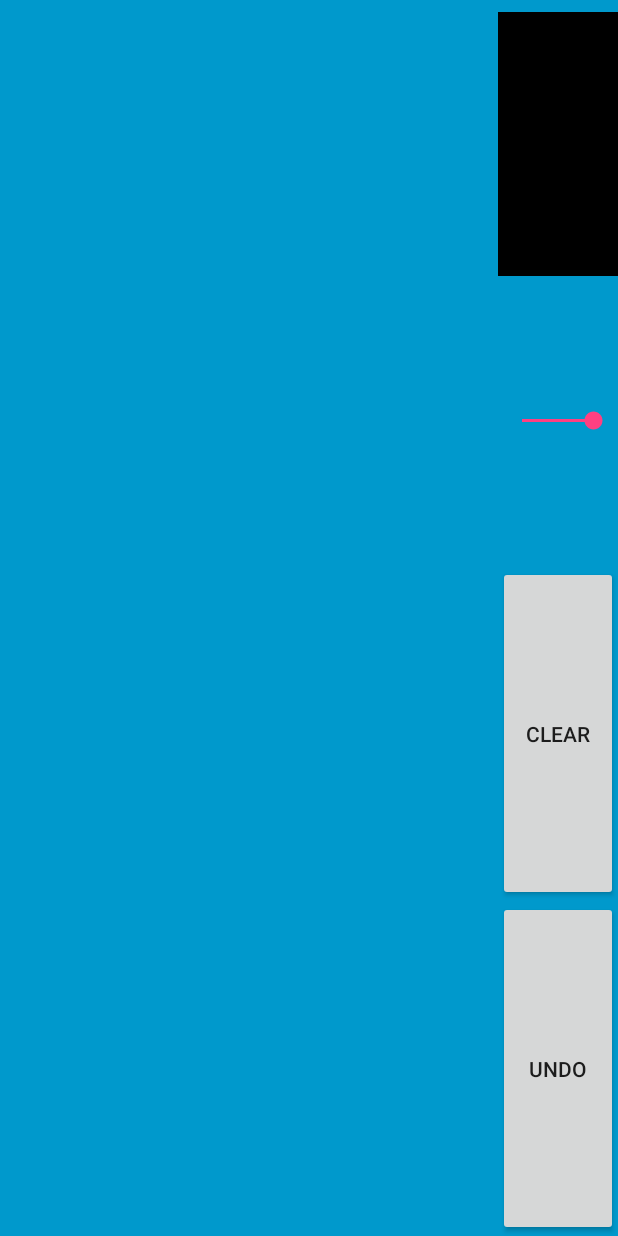
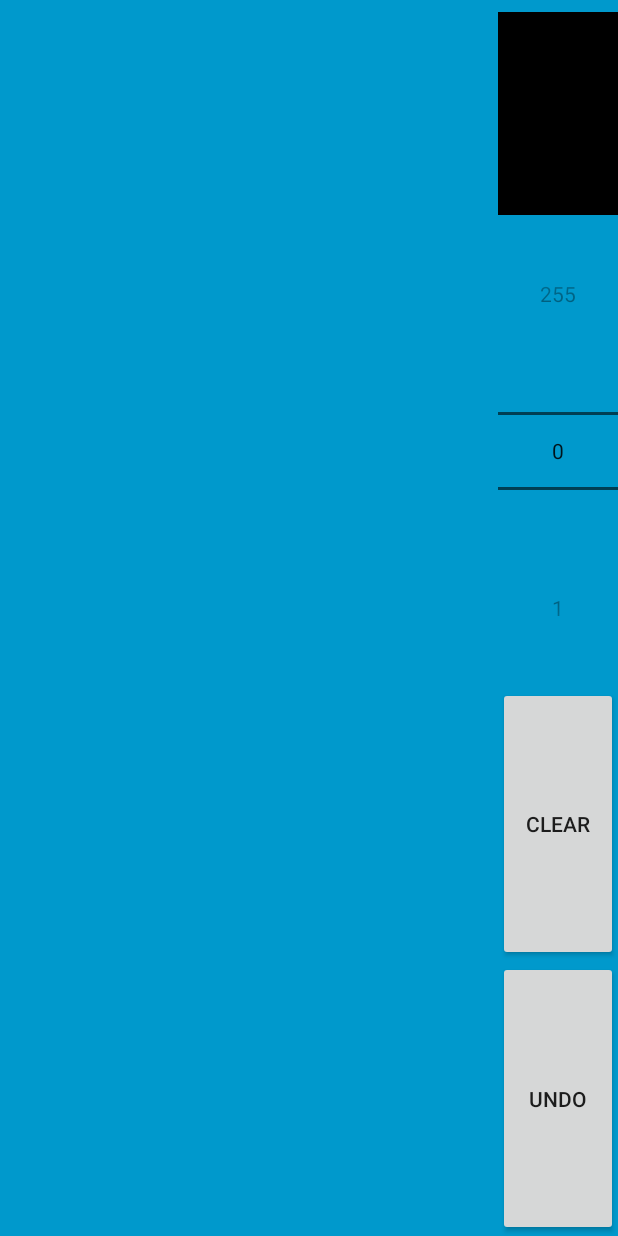
Before and after one commit to mgree/carving-factory, an Android app: the screen it shows after launch (DrawingActivity), on a phone screen of 412 x 824 dp. Run offline under Robolectric (Android 15) with nearby library versions, the phone set to English and light mode, and no system bars.

Commit message:
SeekBar for controlling alpha value replaced with a NumberPicker with min value of 0 and max value of 255.

```diff
--- a/app/src/main/java/com/labgmail/pomona/greenberg/cnccarvingfactory/DrawingActivity.java
+++ b/app/src/main/java/com/labgmail/pomona/greenberg/cnccarvingfactory/DrawingActivity.java
@@ -10,6 +10,7 @@ import android.util.Log;
 import android.view.MotionEvent;
 import android.view.View;
 import android.widget.ImageView;
+import android.widget.NumberPicker;
 import android.widget.SeekBar;
 
 import java.io.FileInputStream;
@@ -108,7 +109,9 @@ public class DrawingActivity extends AppCompatActivity {
         mControlsView = findViewById(R.id.fullscreen_content_controls);
         mContentView = (DrawingView) findViewById(R.id.fullscreen_content);
         swatch = (ImageView) findViewById(R.id.alpha_swatch);
-
+        NumberPicker nPicker = (NumberPicker) findViewById(R.id.number_picker);
+        nPicker.setMaxValue(255);
+        nPicker.setMinValue(0);
         // Upon interacting with UI controls, delay any scheduled hide()
         // operations to prevent the jarring behavior of controls going away
         // while interacting with the UI.
@@ -119,13 +122,13 @@ public class DrawingActivity extends AppCompatActivity {
         findViewById(R.id.clear_button).setOnClickListener(new View.OnClickListener() {
             public void onClick(View v) { mContentView.clear(); }
         });
-        ((SeekBar) findViewById(R.id.alpha_picker)).setOnSeekBarChangeListener(new SeekBar.OnSeekBarChangeListener() {
-            public void onProgressChanged(SeekBar picker, int alpha, boolean user ) { setAlpha(alpha); }
+        ((NumberPicker) findViewById(R.id.number_picker)).setOnValueChangedListener(new NumberPicker.OnValueChangeListener() {
+            @Override
+            public void onValueChange(NumberPicker npicker, int oldVal, int newVal) {
+                newVal = npicker.getValue();
+                setAlpha(newVal); }
+        });
 
-            public void onStartTrackingTouch(SeekBar seekBar) { }
-
-            public void onStopTrackingTouch(SeekBar seekBar) { }
-        });
         setAlpha(255);
     }
 
--- a/app/src/main/res/layout/activity_drawing.xml
+++ b/app/src/main/res/layout/activity_drawing.xml
@@ -40,13 +40,11 @@
             android:layout_weight="1"
             app:srcCompat="?android:attr/colorBackground" />
 
-        <SeekBar
-            android:id="@+id/alpha_picker"
+        <NumberPicker
+            android:id="@+id/number_picker"
             android:layout_width="match_parent"
             android:layout_height="wrap_content"
-            android:layout_weight="1"
-            android:max="255"
-            android:progress="255" />
+            android:layout_weight="1" />
 
         <Button
             android:id="@+id/clear_button"
```
